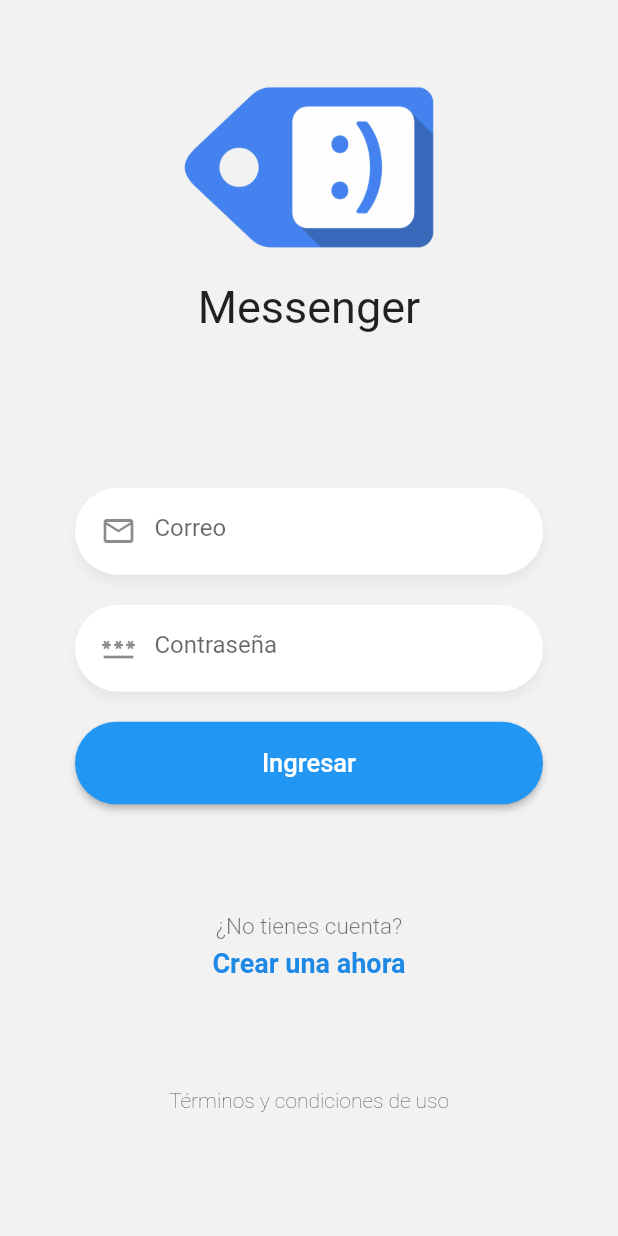
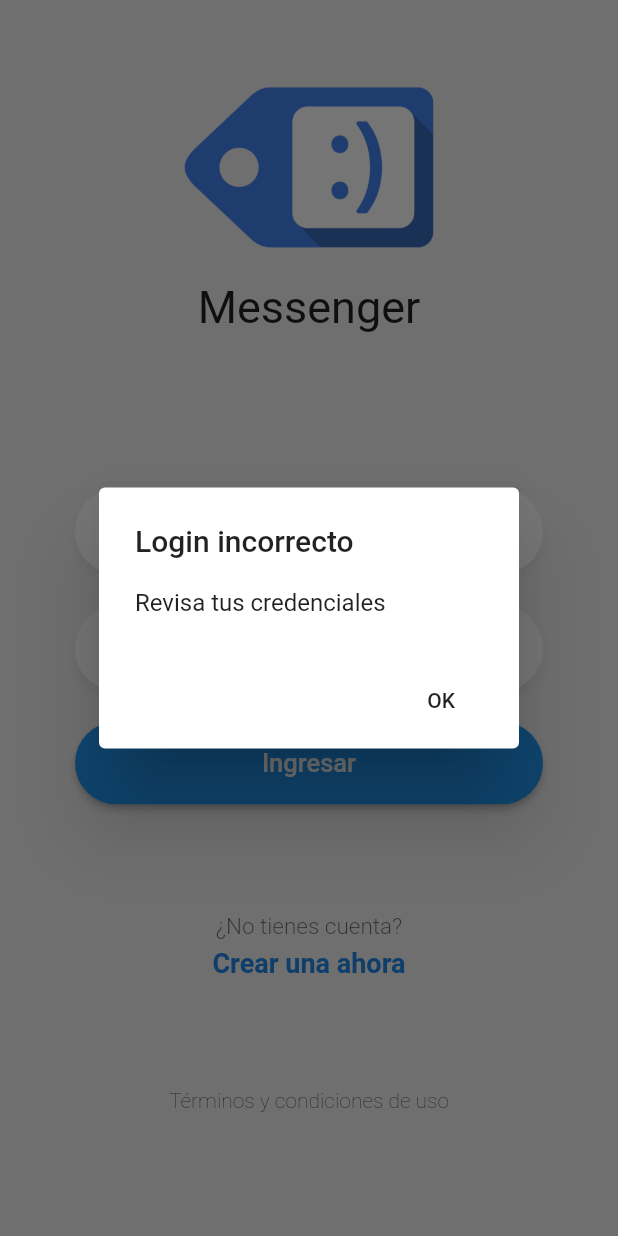
Before and after one commit to anibalmunoz/chat_app, a Flutter app: the LoginPage screen opened by its route, after a tap on "Ingresar", on a phone screen of 412 x 824 dp. Run offline on Flutter 3.47's test engine with Material 2 defaults, Android fonts, the phone set to English and light mode, and no system bars; our stand-ins replace flutter_secure_storage, pull_to_refresh_flutter3; missing offline and left inert: api_module; accounts and stored records are empty.

Commit message:
Login local

```diff
--- /dev/null
+++ b/lib/global/environment.dart
@@ -0,0 +1,6 @@
+import 'dart:io';
+
+class Environment {
+  static String apiUrl = Platform.isAndroid ? '192.168.0.42:3000' : 'localhost:3000';
+  static String socketUrl = Platform.isAndroid ? 'localhost:3000' : 'localhost:3000';
+}
--- /dev/null
+++ b/lib/helpers/show_alert.dart
@@ -0,0 +1,28 @@
+import 'dart:io';
+
+import 'package:flutter/cupertino.dart';
+import 'package:flutter/material.dart';
+
+mostrarAlerta(BuildContext context, {required String titulo, required String subtitulo}) {
+  if (Platform.isAndroid) {
+    return showDialog(
+      context: context,
+      builder: (context) => AlertDialog(
+        title: Text(titulo),
+        content: Text(subtitulo),
+        actions: [MaterialButton(onPressed: () => Navigator.pop(context), child: const Text("OK"))],
+      ),
+    );
+  }
+
+  showCupertinoDialog(
+    context: context,
+    builder: (context) => CupertinoAlertDialog(
+      title: Text(titulo),
+      content: Text(subtitulo),
+      actions: [
+        CupertinoDialogAction(isDefaultAction: true, onPressed: () => Navigator.pop(context), child: const Text("OK"))
+      ],
+    ),
+  );
+}
--- /dev/null
+++ b/lib/models/login_response.dart
@@ -0,0 +1,35 @@
+// To parse this JSON data, do
+//
+//     final restCountriesResponse = restCountriesResponseFromJson(jsonString);
+
+// import 'dart:convert';
+
+// LoginResponse restCountriesResponseFromJson(String str) => LoginResponse.fromJson(json.decode(str));
+
+// String restCountriesResponseToJson(LoginResponse data) => json.encode(data.toJson());
+
+import 'package:chat_app/models/models.dart';
+
+class LoginResponse {
+  LoginResponse({
+    required this.ok,
+    required this.usuario,
+    required this.token,
+  });
+
+  bool ok;
+  Usuario usuario;
+  String token;
+
+  factory LoginResponse.fromJson(Map<String, dynamic> json) => LoginResponse(
+        ok: json["ok"],
+        usuario: Usuario.fromJson(json["usuarioDB"]),
+        token: json["token"],
+      );
+
+  Map<String, dynamic> toJson() => {
+        "ok": ok,
+        "usuarioDB": usuario.toJson(),
+        "token": token,
+      };
+}
--- a/lib/models/models.dart
+++ b/lib/models/models.dart
@@ -1 +1,2 @@
+export 'package:chat_app/models/login_response.dart';
 export 'package:chat_app/models/usuario.dart';
--- a/lib/models/usuario.dart
+++ b/lib/models/usuario.dart
@@ -1,13 +1,37 @@
+// To parse this JSON data, do
+//
+//     final usuario = usuarioFromJson(jsonString);
+
+import 'dart:convert';
+
+Usuario usuarioFromJson(String str) => Usuario.fromJson(json.decode(str));
+
+String usuarioToJson(Usuario data) => json.encode(data.toJson());
+
 class Usuario {
-  late bool online;
-  late String email;
-  late String nombre;
-  late String uid;
-
   Usuario({
+    required this.nombre,
+    required this.email,
     required this.online,
-    required this.email,
-    required this.nombre,
     required this.uid,
   });
+
+  String nombre;
+  String email;
+  bool online;
+  String uid;
+
+  factory Usuario.fromJson(Map<String, dynamic> json) => Usuario(
+        nombre: json["nombre"],
+        email: json["email"],
+        online: json["online"],
+        uid: json["uid"],
+      );
+
+  Map<String, dynamic> toJson() => {
+        "nombre": nombre,
+        "email": email,
+        "online": online,
+        "uid": uid,
+      };
 }
--- a/lib/pages/login_page/login_form.dart
+++ b/lib/pages/login_page/login_form.dart
@@ -1,7 +1,10 @@
-import 'package:chat_app/providers/login_provider.dart';
+import 'package:chat_app/helpers/show_alert.dart';
+import 'package:chat_app/pages/usuarios_page/usuarios_page.dart';
+import 'package:chat_app/providers/auth_provider.dart';
 import 'package:chat_app/widgets/boton_azul.dart';
 import 'package:chat_app/widgets/custom_input.dart';
 import 'package:flutter/material.dart';
+import 'package:provider/provider.dart';
 
 class LoginForm extends StatefulWidget {
   const LoginForm({super.key});
@@ -13,6 +16,8 @@ class LoginForm extends StatefulWidget {
 class _LoginFormState extends State<LoginForm> {
   @override
   Widget build(BuildContext context) {
+    final authProvider = Provider.of<AuthProvider>(context);
+
     return Container(
       margin: const EdgeInsets.only(top: 40),
       padding: const EdgeInsets.symmetric(horizontal: 50),
@@ -22,21 +27,29 @@ class _LoginFormState extends State<LoginForm> {
           isPassworrd: false,
           keyboardType: TextInputType.emailAddress,
           placeHolder: "Correo",
-          textController: LoginProvider.emailController,
+          textController: AuthProvider.emailController,
         ),
         CustomInput(
           icon: Icons.password,
           placeHolder: "Contraseña",
-          textController: LoginProvider.passController,
+          textController: AuthProvider.passController,
           keyboardType: TextInputType.visiblePassword,
           isPassworrd: true,
         ),
         BotonAzul(
-            onPressed: () {
-              print("adsfasfasdfsdfsd");
-            },
-            text: "Ingresar")
+          loading: authProvider.autenticando,
+          onPressed: authProvider.autenticando ? null : _onLoginPressed,
+          text: "Ingresar",
+        )
       ]),
     );
   }
+
+  _onLoginPressed() async {
+    final authProvider = Provider.of<AuthProvider>(context, listen: false);
+    FocusScope.of(context).unfocus();
+    final ok = await authProvider.login();
+    if (!ok) return mostrarAlerta(context, titulo: "Login incorrecto", subtitulo: "Revisa tus credenciales");
+    Navigator.pushReplacementNamed(context, UsuariosPage.routeName);
+  }
 }
--- /dev/null
+++ b/lib/providers/auth_provider.dart
@@ -0,0 +1,35 @@
+import 'package:api_module/mobile_module_api.dart';
+import 'package:chat_app/models/login_response.dart';
+import 'package:chat_app/models/models.dart';
+import 'package:chat_app/repositories/auth_repository.dart';
+import 'package:chat_app/services/auth_service.dart';
+import 'package:flutter/material.dart';
+
+class AuthProvider extends ChangeNotifier {
+  static TextEditingController emailController = TextEditingController();
+  static TextEditingController passController = TextEditingController();
+  bool _autenticando = false;
+  late Usuario usuario;
+
+  bool get autenticando => _autenticando;
+  set autenticando(bool aut) {
+    _autenticando = aut;
+    notifyListeners();
+  }
+
+  Future<bool> login() async {
+    autenticando = true;
+    final res = await AuthService.shared.login(
+      emailController.text.trim(),
+      passController.text.trim(),
+    );
+    autenticando = false;
+    if (res.status == HttpStatus.success) {
+      final loginRes = LoginResponse.fromJson(res.recordset);
+      usuario = loginRes.usuario;
+      AuthRepository.shared.guardarToken(loginRes.token);
+      return true;
+    }
+    return false;
+  }
+}
--- a/lib/providers/login_provider.dart
+++ /dev/null
@@ -1,6 +0,0 @@
-import 'package:flutter/material.dart';
-
-class LoginProvider extends ChangeNotifier {
-  static TextEditingController emailController = TextEditingController();
-  static TextEditingController passController = TextEditingController();
-}
--- /dev/null
+++ b/lib/providers/url_provider.dart
@@ -0,0 +1 @@
+const String loginUrl = '/api/login';
--- /dev/null
+++ b/lib/repositories/auth_repository.dart
@@ -0,0 +1,26 @@
+import 'package:flutter_secure_storage/flutter_secure_storage.dart';
+
+class AuthRepository {
+  AuthRepository._();
+  static final AuthRepository shared = AuthRepository._();
+
+  AndroidOptions _getAndroidOptions() => const AndroidOptions(
+        encryptedSharedPreferences: true,
+      );
+
+  Future guardarToken(String token) async {
+    final storage = FlutterSecureStorage(aOptions: _getAndroidOptions());
+    await storage.write(key: "token", value: token);
+  }
+
+  Future<String> obtenerToken() async {
+    final storage = FlutterSecureStorage(aOptions: _getAndroidOptions());
+    final token = await storage.read(key: "token");
+    return token!;
+  }
+
+  Future eliminarToken() async {
+    final storage = FlutterSecureStorage(aOptions: _getAndroidOptions());
+    await storage.delete(key: "token");
+  }
+}
--- /dev/null
+++ b/lib/services/auth_service.dart
@@ -0,0 +1,39 @@
+import 'package:api_module/mobile_module_api.dart';
+import 'package:chat_app/global/environment.dart';
+import 'package:chat_app/providers/url_provider.dart';
+
+class AuthService {
+  AuthService._();
+  static final AuthService shared = AuthService._();
+
+  Future<ResponseData> login(String email, String password) async {
+    final data = {
+      'email': email,
+      'password': password,
+    };
+    final response = await ApiManager.shared.request(
+      baseUrl: Environment.apiUrl,
+      pathUrl: loginUrl,
+      type: HttpType.post,
+      body: data,
+      isHttp: true,
+    );
+    return response;
+  }
+
+  Future<ResponseData> register(String nombre, String email, String password) async {
+    final data = {
+      'nombre': nombre,
+      'email': email,
+      'password': password,
+    };
+    final response = await ApiManager.shared.request(
+      baseUrl: Environment.apiUrl,
+      pathUrl: loginUrl,
+      type: HttpType.post,
+      body: data,
+      isHttp: true,
+    );
+    return response;
+  }
+}
--- a/lib/widgets/boton_azul.dart
+++ b/lib/widgets/boton_azul.dart
@@ -1,9 +1,10 @@
 import 'package:flutter/material.dart';
 
 class BotonAzul extends StatelessWidget {
-  final void Function() onPressed;
+  final void Function()? onPressed;
   final String text;
-  const BotonAzul({super.key, required this.onPressed, required this.text});
+  final bool loading;
+  const BotonAzul({super.key, required this.onPressed, required this.text, required this.loading});
 
   @override
   Widget build(BuildContext context) {
@@ -17,7 +18,9 @@ class BotonAzul extends StatelessWidget {
         width: double.infinity,
         height: 55,
         child: Center(
-          child: Text(text, style: const TextStyle(color: Colors.white, fontSize: 17)),
+          child: loading
+              ? const Center(child: CircularProgressIndicator(color: Colors.yellow))
+              : Text(text, style: const TextStyle(color: Colors.white, fontSize: 17)),
         ),
       ),
     );
```
Also changed, not shown: lib/main.dart (+10 -3 lines), lib/pages/register_page/register_form.dart (+5 -4 lines), pubspec.yaml (+12 -0 lines), lib/utils/app_config.dart (added), pubspec.lock, 1 other file.
